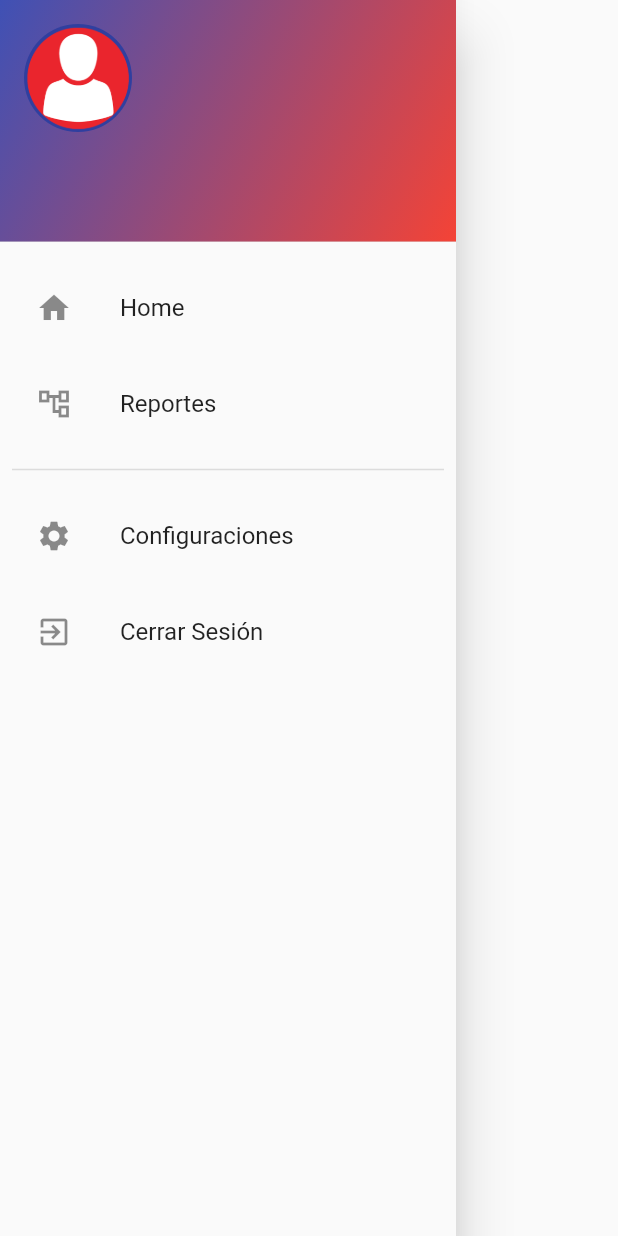
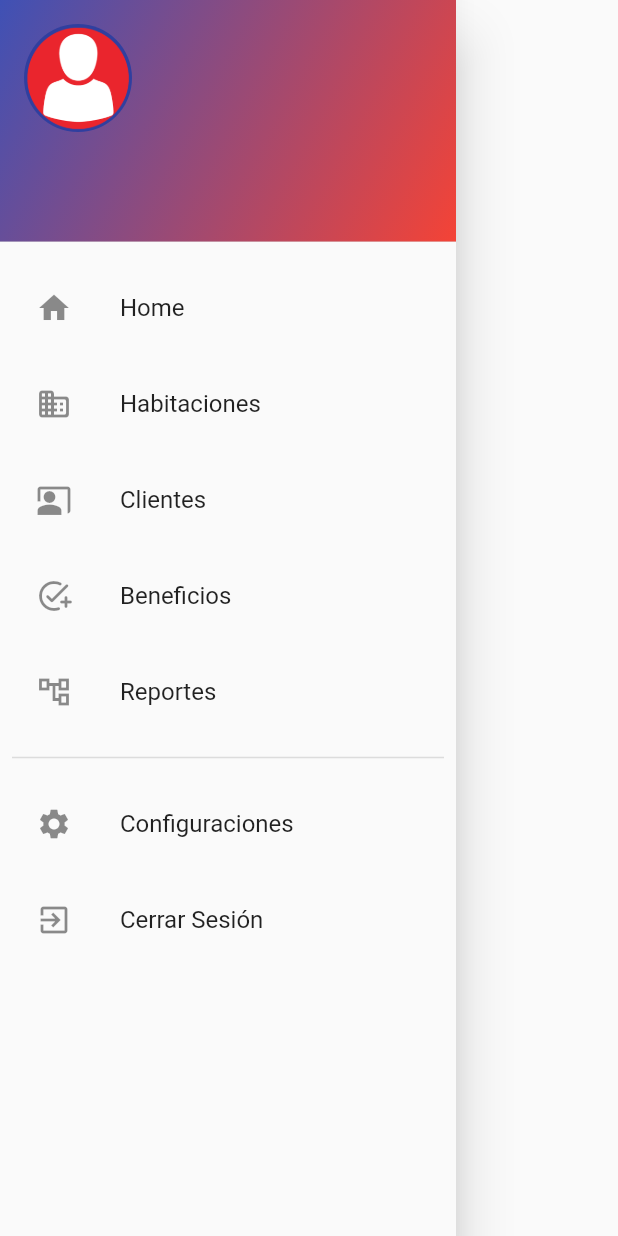
Before and after one commit to blankesj22/Hotel-San-Miguel-App, a Flutter app: the NavigationDrawer widget shown alone on an empty page, opened directly, on a phone screen of 412 x 824 dp. Run offline on Flutter 3.47's test engine with Material 2 defaults, Android fonts, the phone set to English and light mode, and no system bars; our stand-ins replace cloud_firestore, firebase_auth, firebase_core, fluttertoast; missing offline and left inert: gender_picker; accounts and stored records are empty.

Commit message:
refactor/main: Se agregan list titles

```diff
--- a/lib/screens/navigation_drawer.dart
+++ b/lib/screens/navigation_drawer.dart
@@ -84,22 +84,28 @@ class _NavigationDrawerState extends State<NavigationDrawer> {
         child: Wrap(
           runSpacing: 8.0,
           children: <Widget>[
-            ListTile(
+            title(
               leading: const Icon(Icons.home),
-              title: const Text(
-                'Home',
-                style: TextStyle(fontSize: 16.0),
-              ),
+              title: 'Home',
               onTap: () => Navigator.of(context).pushReplacement(
                   MaterialPageRoute(
                       builder: ((context) => const HomeScreen()))),
             ),
-            ListTile(
+            title(
+              leading: const Icon(Icons.business_rounded),
+              title: 'Habitaciones',
+            ),
+            title(
+              leading: const Icon(Icons.co_present_rounded),
+              title: 'Clientes',
+            ),
+            title(
+              leading: const Icon(Icons.add_task_rounded),
+              title: 'Beneficios',
+            ),
+            title(
               leading: const Icon(Icons.account_tree_outlined),
-              title: const Text(
-                'Reportes',
-                style: TextStyle(fontSize: 16.0),
-              ),
+              title: 'Reportes',
               onTap: () {
                 // Navigator.of(context).pushReplacementNamed('/report');
               },
@@ -107,22 +113,16 @@ class _NavigationDrawerState extends State<NavigationDrawer> {
             const Divider(
               thickness: 1.0,
             ),
-            ListTile(
+            title(
               leading: const Icon(Icons.settings),
-              title: const Text(
-                'Configuraciones',
-                style: TextStyle(fontSize: 16.0),
-              ),
+              title: 'Configuraciones',
               onTap: () {
                 // Navigator.of(context).pushReplacementNamed('/settings');
               },
             ),
-            ListTile(
+            title(
               leading: const Icon(Icons.exit_to_app),
-              title: const Text(
-                'Cerrar Sesión',
-                style: TextStyle(fontSize: 16.0),
-              ),
+              title: 'Cerrar Sesión',
               onTap: () => Navigator.of(context).pushReplacement(
                   MaterialPageRoute(
                       builder: ((context) => const LoginScreen()))),
@@ -131,3 +131,18 @@ class _NavigationDrawerState extends State<NavigationDrawer> {
         ),
       );
 }
+
+Widget title({
+  required Icon leading,
+  required String title,
+  void Function()? onTap,
+}) {
+  return ListTile(
+    leading: leading,
+    title: Text(
+      title,
+      style: const TextStyle(fontSize: 16.0),
+    ),
+    onTap: onTap,
+  );
+}
```
